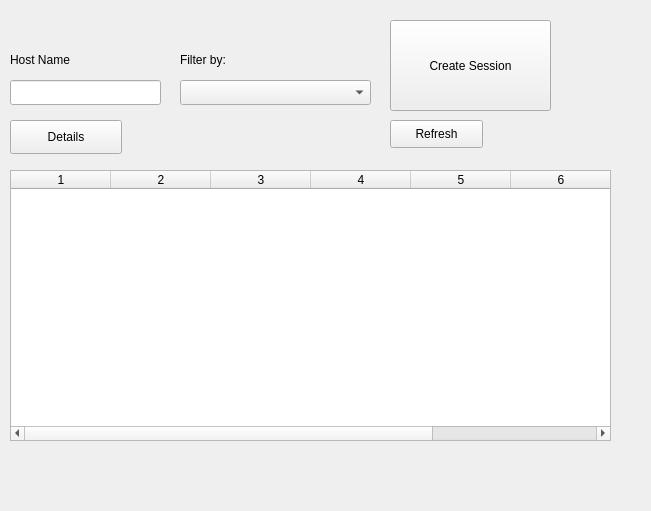
Before: the Qt Designer form StudyMeet/viewsessions.ui in DanielCChavez/StudyMeet, drawn with Qt 5.
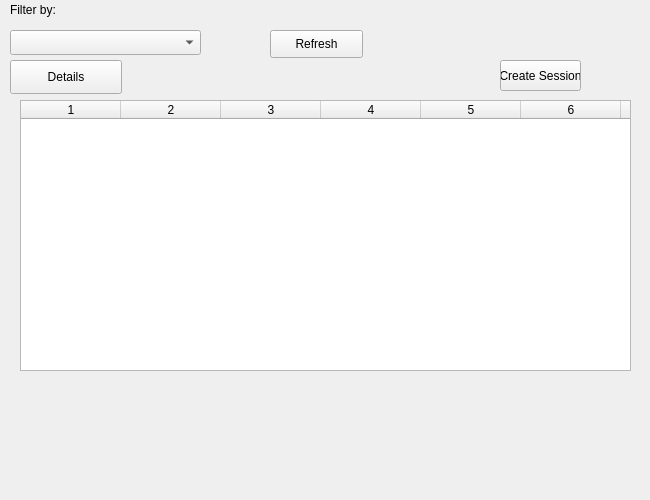
After: the same form once the commit is applied.

```diff
--- a/StudyMeet/viewsessions.ui
+++ b/StudyMeet/viewsessions.ui
@@ -6,8 +6,8 @@
    <rect>
     <x>0</x>
     <y>0</y>
-    <width>651</width>
-    <height>511</height>
+    <width>650</width>
+    <height>500</height>
    </rect>
   </property>
   <property name="minimumSize">
@@ -22,44 +22,21 @@
   <widget class="QPushButton" name="createSessionButton">
    <property name="geometry">
     <rect>
-     <x>390</x>
-     <y>20</y>
-     <width>161</width>
-     <height>91</height>
+     <x>500</x>
+     <y>60</y>
+     <width>81</width>
+     <height>31</height>
     </rect>
    </property>
    <property name="text">
     <string>Create Session</string>
    </property>
   </widget>
-  <widget class="QLineEdit" name="hostNameSearch">
-   <property name="geometry">
-    <rect>
-     <x>10</x>
-     <y>80</y>
-     <width>151</width>
-     <height>25</height>
-    </rect>
-   </property>
-  </widget>
-  <widget class="QLabel" name="hostNameLabel">
-   <property name="geometry">
-    <rect>
-     <x>10</x>
-     <y>50</y>
-     <width>101</width>
-     <height>19</height>
-    </rect>
-   </property>
-   <property name="text">
-    <string>Host Name</string>
-   </property>
-  </widget>
   <widget class="QLabel" name="filterByLabel">
    <property name="geometry">
     <rect>
-     <x>180</x>
-     <y>50</y>
+     <x>10</x>
+     <y>0</y>
      <width>68</width>
      <height>19</height>
     </rect>
@@ -71,8 +48,8 @@
   <widget class="QComboBox" name="filterByComboBox">
    <property name="geometry">
     <rect>
-     <x>180</x>
-     <y>80</y>
+     <x>10</x>
+     <y>30</y>
      <width>191</width>
      <height>25</height>
     </rect>
@@ -82,7 +59,7 @@
    <property name="geometry">
     <rect>
      <x>10</x>
-     <y>120</y>
+     <y>60</y>
      <width>112</width>
      <height>34</height>
     </rect>
@@ -94,9 +71,9 @@
   <widget class="QTableWidget" name="sessionTable">
    <property name="geometry">
     <rect>
-     <x>10</x>
-     <y>170</y>
-     <width>601</width>
+     <x>20</x>
+     <y>100</y>
+     <width>611</width>
      <height>271</height>
     </rect>
    </property>
@@ -106,9 +83,18 @@
    <property name="autoFillBackground">
     <bool>false</bool>
    </property>
+   <property name="horizontalScrollBarPolicy">
+    <enum>Qt::ScrollBarAlwaysOff</enum>
+   </property>
+   <property name="sizeAdjustPolicy">
+    <enum>QAbstractScrollArea::AdjustToContents</enum>
+   </property>
    <property name="editTriggers">
     <set>QAbstractItemView::NoEditTriggers</set>
    </property>
+   <property name="showGrid">
+    <bool>true</bool>
+   </property>
    <property name="columnCount">
     <number>7</number>
    </property>
@@ -124,10 +110,13 @@
    <column/>
   </widget>
   <widget class="QPushButton" name="refreshButton">
+   <property name="enabled">
+    <bool>true</bool>
+   </property>
    <property name="geometry">
     <rect>
-     <x>390</x>
-     <y>120</y>
+     <x>270</x>
+     <y>30</y>
      <width>93</width>
      <height>28</height>
     </rect>
```
Left out of the diff: 2 changed lines with no effect on the pictures.
